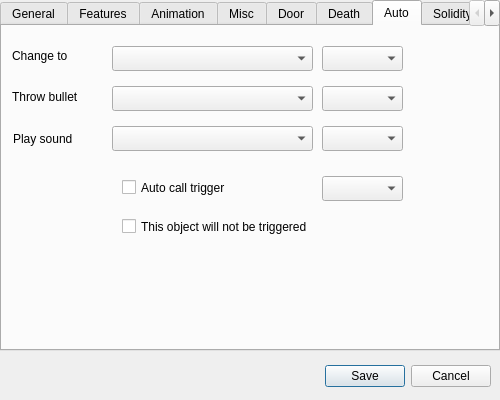
Qt form src/lgck-builder/DlgObject.ui (cfrankb/lgck-src) before a commit.
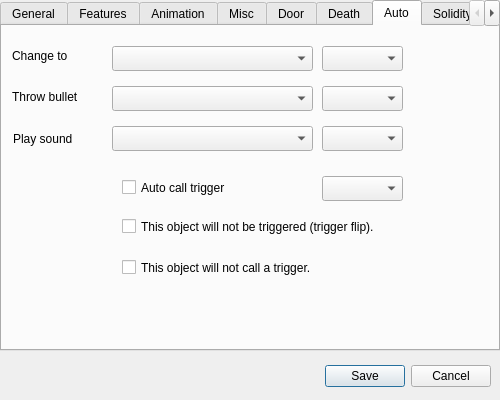
The same form after that commit. The open tabs and pages were chosen to show the change. Icons and pictures are not drawn. Custom widgets are drawn as their Qt base class.

```diff
--- a/src/lgck-builder/DlgObject.ui
+++ b/src/lgck-builder/DlgObject.ui
@@ -1259,12 +1259,25 @@
       <rect>
        <x>120</x>
        <y>190</y>
-       <width>251</width>
+       <width>331</width>
        <height>21</height>
       </rect>
      </property>
      <property name="text">
-      <string>This object will not be triggered</string>
+      <string>This object will not be triggered (trigger flip).</string>
+     </property>
+    </widget>
+    <widget class="QCheckBox" name="cTriggerCall">
+     <property name="geometry">
+      <rect>
+       <x>120</x>
+       <y>230</y>
+       <width>281</width>
+       <height>23</height>
+      </rect>
+     </property>
+     <property name="text">
+      <string>This object will not call a trigger.</string>
      </property>
     </widget>
    </widget>
```
Left out of the diff: 6 changed lines with no effect on the pictures.
